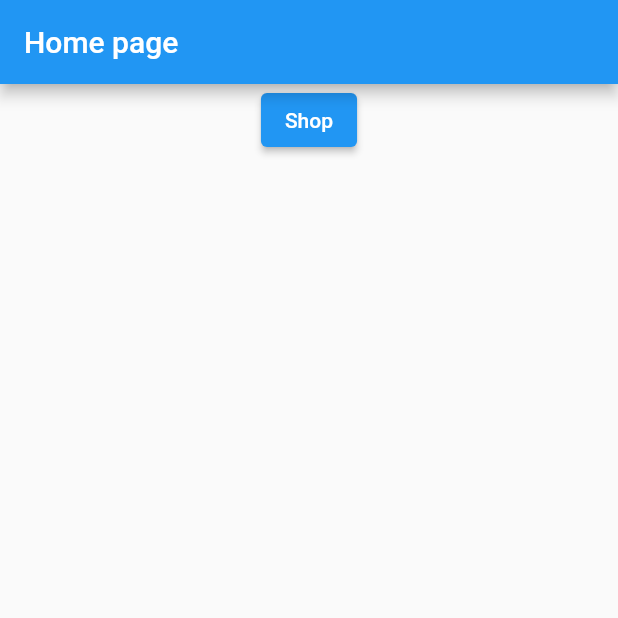
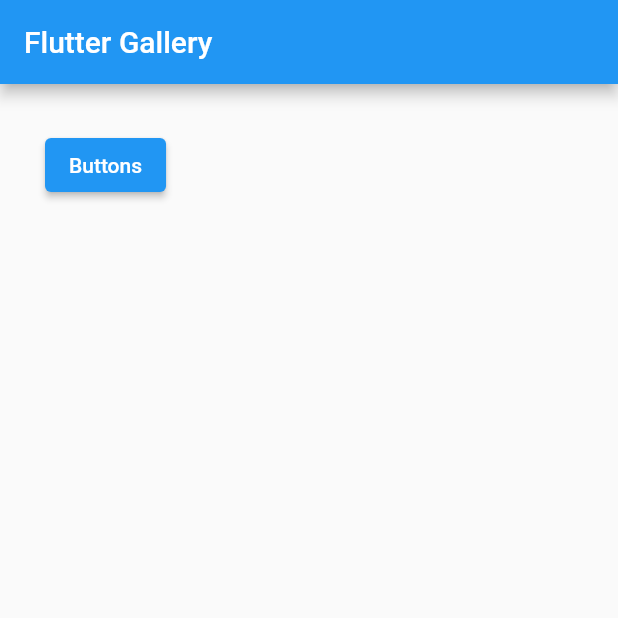
Before and after one commit to jargalbat/flutter_gallery_mn, a Flutter app: the screen it shows after launch, on a phone screen of 412 x 824 dp, the top half of it. Run offline on Flutter 3.47's test engine with Material 2 defaults, Android fonts, the phone set to English and light mode, and no system bars; our stand-ins replace go_router; Roboto replaces fonts that are missing (Georgia).

Commit message:
added buttons

```diff
--- a/lib/main.dart
+++ b/lib/main.dart
@@ -1,7 +1,6 @@
 import 'package:flutter/material.dart';
-import 'package:flutter_gallery_mn/ui/home/home_page.dart';
-
 import 'utils/router.dart';
+import 'utils/theme/themes.dart';
 
 void main() {
   runApp(const MyApp());
@@ -16,9 +15,7 @@
       routeInformationParser: router.routeInformationParser,
       routerDelegate: router.routerDelegate,
       title: 'Flutter gallery',
-      theme: ThemeData(
-        primarySwatch: Colors.blue,
-      ),
+      theme: lightTheme,
     );
   }
 }
--- /dev/null
+++ b/lib/pages/home/home_page.dart
@@ -0,0 +1,72 @@
+import 'package:flutter/material.dart';
+import 'package:flutter_gallery_mn/widgets/neumorphism_button.dart';
+import 'package:go_router/go_router.dart';
+
+import '../../utils/router.dart';
+
+class HomePage extends StatefulWidget {
+  const HomePage({Key? key}) : super(key: key);
+
+  @override
+  State<HomePage> createState() => _HomePageState();
+}
+
+class _HomePageState extends State<HomePage> {
+  @override
+  Widget build(BuildContext context) {
+    return Scaffold(
+      appBar: AppBar(
+        title: const Text('Flutter Gallery'),
+      ),
+      body: SingleChildScrollView(
+        padding: const EdgeInsets.all(30.0),
+        child: Column(
+          children: [
+            Wrap(
+              spacing: 20.0,
+              children: [
+                // ElevatedButton(
+                //   onPressed: () {
+                //     context.go(Routes.shop);
+                //   },
+                //   child: const Text('Shop'),
+                // ),
+                ElevatedButton(
+                  onPressed: () {
+                    context.go(Routes.buttons);
+                  },
+                  child: const Text('Buttons'),
+                ),
+              ],
+            ),
+
+            // SizedBox(height: 123),
+            // NeumorphismButton(
+            //   // onPressed: () {},
+            //   child: const Icon(
+            //     Icons.dangerous,
+            //     size: 100,
+            //   ),
+            //   padding: EdgeInsets.all(50.0),
+            // ),
+            // ElevatedButton(
+            //   style: ElevatedButton.styleFrom(
+            //     primary: Colors.red, // background
+            //     onPrimary: Colors.white, // foreground
+            //   ),
+            //   onPressed: () {},
+            //   child: Text('ElevatedButton with custom foreground/background'),
+            // ),
+            // TextButton(
+            //   style: ButtonStyle(
+            //     foregroundColor: MaterialStateProperty.all<Color>(Colors.blue),
+            //   ),
+            //   onPressed: () {},
+            //   child: Text('TextButton'),
+            // )
+          ],
+        ),
+      ),
+    );
+  }
+}
--- a/lib/ui/home/home_page.dart
+++ /dev/null
@@ -1,34 +0,0 @@
-import 'package:flutter/material.dart';
-import 'package:go_router/go_router.dart';
-
-import '../../utils/router.dart';
-
-class HomePage extends StatefulWidget {
-  const HomePage({Key? key}) : super(key: key);
-
-  @override
-  State<HomePage> createState() => _HomePageState();
-}
-
-class _HomePageState extends State<HomePage> {
-  @override
-  Widget build(BuildContext context) {
-    return Scaffold(
-      appBar: AppBar(title: Text('Home page')),
-      body: SingleChildScrollView(
-        child: Center(
-          child: Column(
-            children: [
-              ElevatedButton(
-                onPressed: () {
-                  context.go(Routes.shop);
-                },
-                child: const Text('Shop'),
-              )
-            ],
-          ),
-        ),
-      ),
-    );
-  }
-}
--- a/lib/utils/router.dart
+++ b/lib/utils/router.dart
@@ -1,12 +1,14 @@
 import 'package:flutter/cupertino.dart';
+import 'package:flutter_gallery_mn/pages/buttons_page.dart';
 import 'package:go_router/go_router.dart';
-import '../ui/error_page.dart';
-import '../ui/home/home_page.dart';
-import '../ui/shop/shop_page.dart';
+import '../pages/error_page.dart';
+import '../pages/home/home_page.dart';
+import '../pages/shop/shop_page.dart';
 
 class Routes {
   static const home = '/';
   static const shop = '/shop';
+  static const buttons = '/buttons';
 }
 
 final GoRouter router = GoRouter(
@@ -32,6 +34,11 @@
       //   child: const ShopPage(),
       // ),
     ),
+    GoRoute(
+      name: Routes.buttons,
+      path: Routes.buttons,
+      builder: (_, __) => const ButtonsPage(),
+    ),
   ],
   errorBuilder: (_, state) => ErrorPage(key: state.pageKey, exception: state.error),
 );
--- /dev/null
+++ b/lib/utils/theme/themes.dart
@@ -0,0 +1,36 @@
+import 'package:flutter/material.dart';
+
+final lightTheme = ThemeData(
+  // Define the default brightness and colors.
+  brightness: Brightness.light,
+  primaryColor: Colors.lightBlue[800],
+
+  // Define the default font family.
+  fontFamily: 'Georgia',
+
+  // Define the default `TextTheme`. Use this to specify the default
+  // text styling for headlines, titles, bodies of text, and more.
+  textTheme: const TextTheme(
+    // headline1: TextStyle(fontSize: 72.0, fontWeight: FontWeight.bold),
+    // headline6: TextStyle(fontSize: 36.0, fontStyle: FontStyle.italic),
+    // bodyText2: TextStyle(fontSize: 14.0, fontFamily: 'Hind'),
+  ),
+);
+
+
+final darkTheme = ThemeData(
+  // Define the default brightness and colors.
+  brightness: Brightness.dark,
+  primaryColor: Colors.lightBlue[800],
+
+  // Define the default font family.
+  fontFamily: 'Georgia',
+
+  // Define the default `TextTheme`. Use this to specify the default
+  // text styling for headlines, titles, bodies of text, and more.
+  textTheme: const TextTheme(
+    // headline1: TextStyle(fontSize: 72.0, fontWeight: FontWeight.bold),
+    // headline6: TextStyle(fontSize: 36.0, fontStyle: FontStyle.italic),
+    // bodyText2: TextStyle(fontSize: 14.0, fontFamily: 'Hind'),
+  ),
+);
```
Also changed, not shown: lib/pages/buttons_page.dart (added, +111 -0 lines), lib/widgets/neumorphism_button.dart (added, +112 -0 lines), lib/widgets/neumorphism_container.dart (added, +54 -0 lines), lib/pages/error_page.dart (renamed from lib/ui/error_page.dart), lib/pages/shop/shop_page.dart (renamed from lib/ui/shop/shop_page.dart), lib/ui/ui.dart (deleted).
